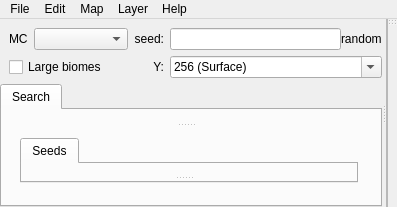
Cubitect/cubiomes-viewer, file src/mainwindow.ui: the form before one commit.
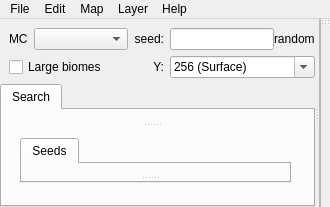
The form after the commit. Icons and pictures are not drawn. Custom widgets are drawn as their Qt base class.

Commit message: remove geometry tags

Patch:
```diff
--- a/src/mainwindow.ui
+++ b/src/mainwindow.ui
@@ -2,14 +2,6 @@
 <ui version="4.0">
  <class>MainWindow</class>
  <widget class="QMainWindow" name="MainWindow">
-  <property name="geometry">
-   <rect>
-    <x>0</x>
-    <y>0</y>
-    <width>397</width>
-    <height>202</height>
-   </rect>
-  </property>
   <property name="windowTitle">
    <string>Cubiomes Viewer</string>
   </property>
@@ -386,14 +378,6 @@
    </attribute>
   </widget>
   <widget class="QMenuBar" name="menuBar">
-   <property name="geometry">
-    <rect>
-     <x>0</x>
-     <y>0</y>
-     <width>397</width>
-     <height>22</height>
-    </rect>
-   </property>
    <widget class="QMenu" name="menuMap">
     <property name="title">
      <string>Map</string>
```
The commit also changes 1 other file.
